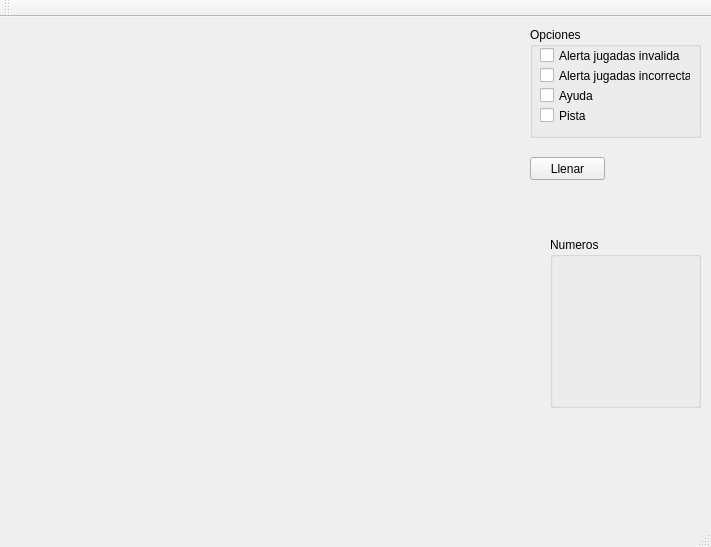
This is sudoku/mainwindow.ui in mansrz/Sudoku as Qt 5 draws it before an edit. The edited form follows.
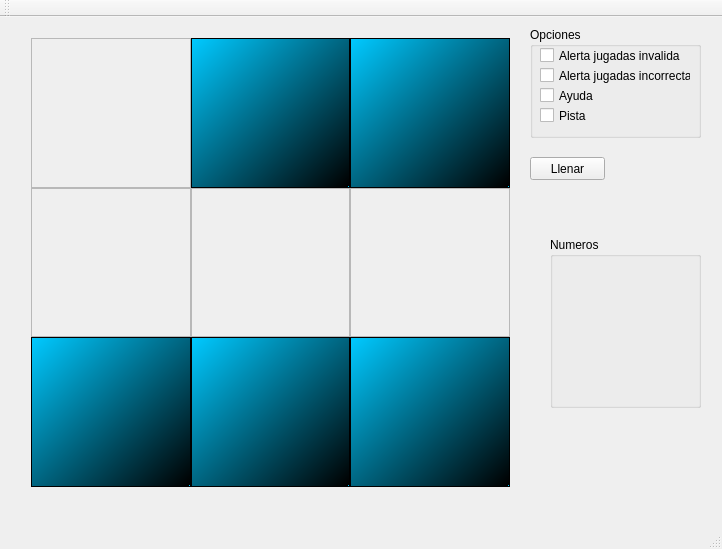
This is the edited form.

The edit to the form file:
```diff
--- a/sudoku/mainwindow.ui
+++ b/sudoku/mainwindow.ui
@@ -6,8 +6,8 @@
    <rect>
     <x>0</x>
     <y>0</y>
-    <width>711</width>
-    <height>547</height>
+    <width>722</width>
+    <height>549</height>
    </rect>
   </property>
   <property name="windowTitle">
@@ -23,7 +23,129 @@
       <height>471</height>
      </rect>
     </property>
-    <layout class="QGridLayout" name="gridTablero" rowminimumheight="0" columnminimumwidth="0"/>
+    <layout class="QGridLayout" name="gridTablero">
+     <property name="spacing">
+      <number>0</number>
+     </property>
+     <item row="1" column="1">
+      <widget class="QFrame" name="frameCuad5">
+       <property name="styleSheet">
+        <string notr="true"/>
+       </property>
+       <property name="frameShape">
+        <enum>QFrame::StyledPanel</enum>
+       </property>
+       <property name="frameShadow">
+        <enum>QFrame::Raised</enum>
+       </property>
+      </widget>
+     </item>
+     <item row="1" column="0">
+      <widget class="QFrame" name="frameCuad4">
+       <property name="styleSheet">
+        <string notr="true"/>
+       </property>
+       <property name="frameShape">
+        <enum>QFrame::StyledPanel</enum>
+       </property>
+       <property name="frameShadow">
+        <enum>QFrame::Raised</enum>
+       </property>
+      </widget>
+     </item>
+     <item row="2" column="0">
+      <widget class="QFrame" name="frameCuad7">
+       <property name="styleSheet">
+        <string notr="true">background-color: qlineargradient(spread:repeat, x1:0, y1:0.017, x2:0.994136, y2:0.983, stop:0 rgba(0, 201, 255, 255), stop:1 rgba(0, 0, 0, 255));</string>
+       </property>
+       <property name="frameShape">
+        <enum>QFrame::StyledPanel</enum>
+       </property>
+       <property name="frameShadow">
+        <enum>QFrame::Raised</enum>
+       </property>
+      </widget>
+     </item>
+     <item row="0" column="2">
+      <widget class="QFrame" name="frameCuad3">
+       <property name="styleSheet">
+        <string notr="true">background-color: qlineargradient(spread:repeat, x1:0, y1:0.017, x2:0.994136, y2:0.983, stop:0 rgba(0, 201, 255, 255), stop:1 rgba(0, 0, 0, 255));</string>
+       </property>
+       <property name="frameShape">
+        <enum>QFrame::StyledPanel</enum>
+       </property>
+       <property name="frameShadow">
+        <enum>QFrame::Raised</enum>
+       </property>
+      </widget>
+     </item>
+     <item row="2" column="1">
+      <widget class="QFrame" name="frameCuad8">
+       <property name="styleSheet">
+        <string notr="true">background-color: qlineargradient(spread:repeat, x1:0, y1:0.017, x2:0.994136, y2:0.983, stop:0 rgba(0, 201, 255, 255), stop:1 rgba(0, 0, 0, 255));</string>
+       </property>
+       <property name="frameShape">
+        <enum>QFrame::StyledPanel</enum>
+       </property>
+       <property name="frameShadow">
+        <enum>QFrame::Raised</enum>
+       </property>
+      </widget>
+     </item>
+     <item row="1" column="2">
+      <widget class="QFrame" name="frameCuad6">
+       <property name="styleSheet">
+        <string notr="true"/>
+       </property>
+       <property name="frameShape">
+        <enum>QFrame::StyledPanel</enum>
+       </property>
+       <property name="frameShadow">
+        <enum>QFrame::Raised</enum>
+       </property>
+      </widget>
+     </item>
+     <item row="2" column="2">
+      <widget class="QFrame" name="frameCuad9">
+       <property name="styleSheet">
+        <string notr="true">background-color: qlineargradient(spread:repeat, x1:0, y1:0.017, x2:0.994136, y2:0.983, stop:0 rgba(0, 201, 255, 255), stop:1 rgba(0, 0, 0, 255));</string>
+       </property>
+       <property name="frameShape">
+        <enum>QFrame::StyledPanel</enum>
+       </property>
+       <property name="frameShadow">
+        <enum>QFrame::Raised</enum>
+       </property>
+       <zorder>frameCuad7</zorder>
+      </widget>
+     </item>
+     <item row="0" column="1">
+      <widget class="QFrame" name="frameCuad2">
+       <property name="styleSheet">
+        <string notr="true">background-color: qlineargradient(spread:repeat, x1:0, y1:0.017, x2:0.994136, y2:0.983, stop:0 rgba(0, 201, 255, 255), stop:1 rgba(0, 0, 0, 255));</string>
+       </property>
+       <property name="frameShape">
+        <enum>QFrame::StyledPanel</enum>
+       </property>
+       <property name="frameShadow">
+        <enum>QFrame::Raised</enum>
+       </property>
+      </widget>
+     </item>
+     <item row="0" column="0">
+      <widget class="QFrame" name="frameCuad1">
+       <property name="styleSheet">
+        <string notr="true"/>
+       </property>
+       <property name="frameShape">
+        <enum>QFrame::StyledPanel</enum>
+       </property>
+       <property name="frameShadow">
+        <enum>QFrame::Raised</enum>
+       </property>
+      </widget>
+     </item>
+    </layout>
    </widget>
    <widget class="QGroupBox" name="gbOpciones">
     <property name="geometry">
```
Left out of the diff: 2 changed lines with no effect on the pictures.
